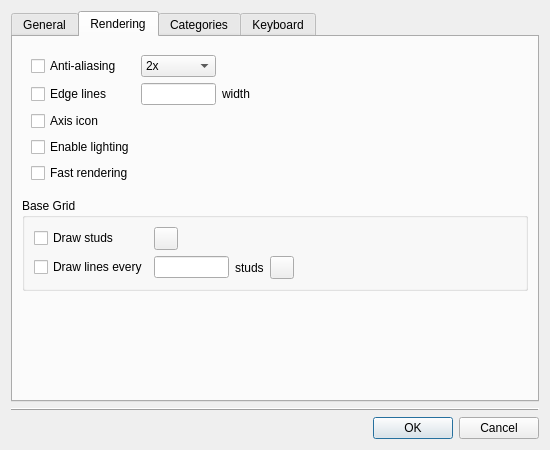
This is qt/lc_qpreferencesdialog.ui in ldraw-linux/leocad as Qt 5 draws it before an edit. The edited form follows.
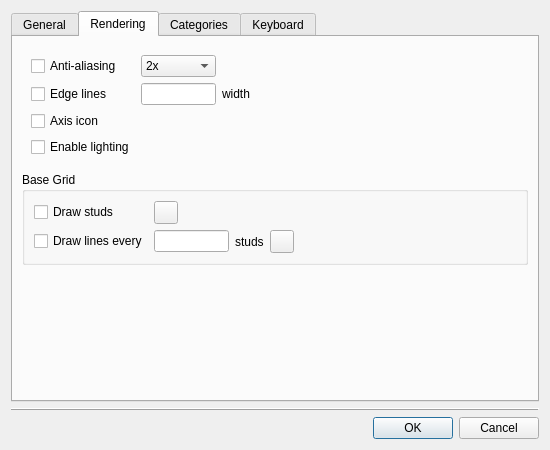
This is the edited form. The open tabs and pages were chosen to show the change.

```diff
--- a/qt/lc_qpreferencesdialog.ui
+++ b/qt/lc_qpreferencesdialog.ui
@@ -222,13 +222,6 @@
        <item>
         <widget class="QWidget" name="widget" native="true">
          <layout class="QGridLayout" name="gridLayout">
-          <item row="4" column="0">
-           <widget class="QCheckBox" name="fastRendering">
-            <property name="text">
-             <string>Fast rendering</string>
-            </property>
-           </widget>
-          </item>
           <item row="1" column="1">
            <widget class="QLineEdit" name="lineWidth">
             <property name="maximumSize">
```
Left out of the diff: 1 changed line with no effect on the pictures.
